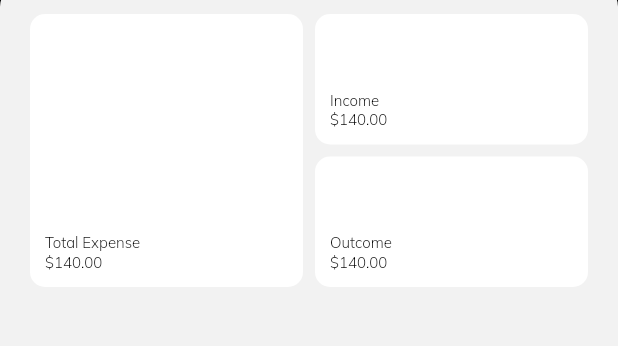
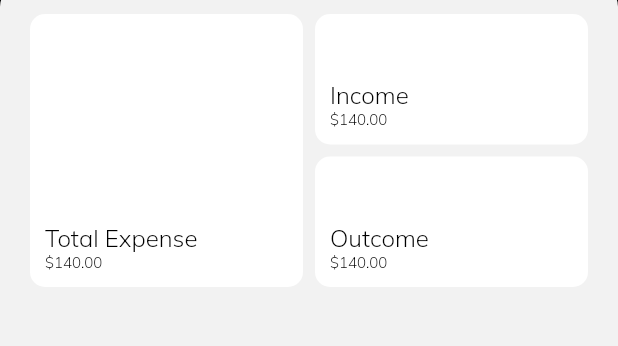
Before and after one commit to aliazimoshan/dongi, a Flutter app: the HomePage screen opened directly, on a phone screen of 412 x 824 dp, the part 97-443 px from its top. Run offline on Flutter 3.47's test engine with Material 2 defaults, Android fonts, the light colour scheme and no system bars; our stand-ins replace hooks_riverpod.

Commit message:
fix the size of fonts

```diff
--- a/lib/app/home/home_widget.dart
+++ b/lib/app/home/home_widget.dart
@@ -35,7 +35,7 @@ class HomeWidget {
           children: [
             Text(
               "Total Expense",
-              style: FontConfig.overline(),
+              style: FontConfig.body1(),
             ),
             Text(
               "\$140.00",
@@ -58,7 +58,7 @@ class HomeWidget {
               children: [
                 Text(
                   "Income",
-                  style: FontConfig.overline(),
+                  style: FontConfig.body1(),
                 ),
                 Text(
                   "\$140.00",
@@ -83,7 +83,7 @@ class HomeWidget {
               children: [
                 Text(
                   "Outcome",
-                  style: FontConfig.overline(),
+                  style: FontConfig.body1(),
                 ),
                 Text(
                   "\$140.00",
```
